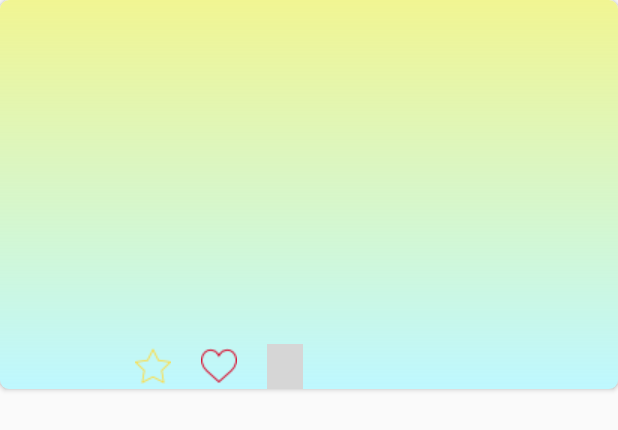
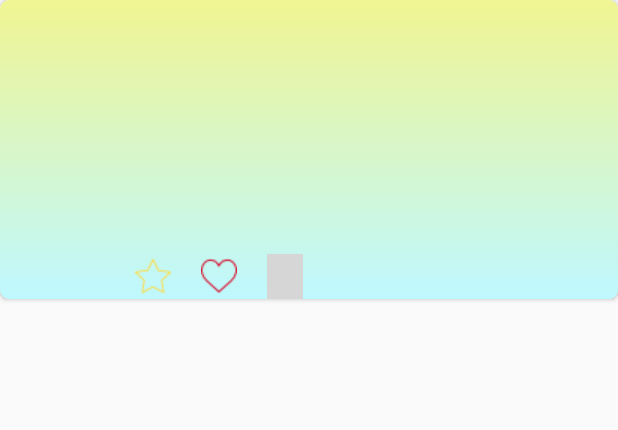
Before and after one commit to liangzihong/ShareYourWrongTitle, an Android app: the layout used_by_fragment1_layout.xml on its own in the app's theme, with its tools: preview values and no code run, on a phone screen of 412 x 824 dp. Shown: the top 430 px of the screen. Run offline under Robolectric (Android 15) with nearby library versions, the phone set to English and light mode, and no system bars; grey boxes are pictures that could not be loaded.

```diff
--- a/app/src/main/java/Activitys/AnimateActivity.java
+++ b/app/src/main/java/Activitys/AnimateActivity.java
@@ -18,7 +18,6 @@ public class AnimateActivity extends BaseActivity {
     @Override
     public void onCreate(Bundle savedInstanceState) {
         super.onCreate(savedInstanceState);
-        Bmob.initialize(this, "639a960d0b197dc4f960edca51cd6a9e");
         final View view = View.inflate(this, R.layout.animatelayout, null);
         setContentView(view);
 
--- a/app/src/main/java/Activitys/StartActivity.java
+++ b/app/src/main/java/Activitys/StartActivity.java
@@ -8,6 +8,8 @@ import android.view.View;
 import android.widget.Button;
 
 import com.example.liangzihong.viewpager.R;
+
+import cn.bmob.v3.Bmob;
 
 /**
  * Created by Liang Zihong on 2018/2/26.
@@ -31,6 +33,7 @@ public class StartActivity extends BaseActivity implements View.OnClickListener
     protected void onCreate(Bundle savedInstanceState) {
         super.onCreate(savedInstanceState);
         setContentView(R.layout.welcome_layout);
+        Bmob.initialize(this, "68d5baca3da4447b7be957110d9627f3");
         init();
 
     }
--- a/app/src/main/java/Adapters/CommentInfoAdapter.java
+++ b/app/src/main/java/Adapters/CommentInfoAdapter.java
@@ -33,7 +33,7 @@ public class CommentInfoAdapter extends ArrayAdapter<CommentInfo> {
     private Context smallContext;
 
 
-    // 在这里得到的 CommentInfo都是没有用户名和用户头像的，所以 加载时，需要到数据库查找。
+    // 在这里得到的 TitleInfo都是没有用户名和用户头像的，所以 加载时，需要到数据库查找。
     public CommentInfoAdapter(Context context, int textViewResourceId, List<CommentInfo> list) {
         super(context, textViewResourceId, list);
         resourceId=textViewResourceId;
--- a/app/src/main/res/layout/used_by_fragment1_layout.xml
+++ b/app/src/main/res/layout/used_by_fragment1_layout.xml
@@ -22,8 +22,8 @@
 
             <de.hdodenhof.circleimageview.CircleImageView
                 android:id="@+id/fragment1_profile"
-                android:layout_width="65dp"
-                android:layout_height="65dp"
+                android:layout_width="45dp"
+                android:layout_height="45dp"
                 android:layout_margin="5dp" />
 
         </LinearLayout>
@@ -57,8 +57,8 @@
 
             <ImageView
                 android:id="@+id/image"
-                android:layout_width="150dp"
-                android:layout_height="150dp"
+                android:layout_width="90dp"
+                android:layout_height="90dp"
                 android:scaleType="fitXY"/>
 
 
```
Also changed, not shown: app/src/main/java/Activitys/CommentPageActivity.java (+16 -10 lines), app/src/main/java/Activitys/LoginActivity.java (+6 -3 lines), app/src/main/java/Adapters/TitleInfoAdapter.java (+6 -6 lines), app/src/main/java/Application/MyApplication.java (+6 -6 lines), app/src/main/java/Fragments/Fragment3.java (+5 -4 lines), app/src/main/java/Fragments/Fragment4.java (+15 -11 lines).
